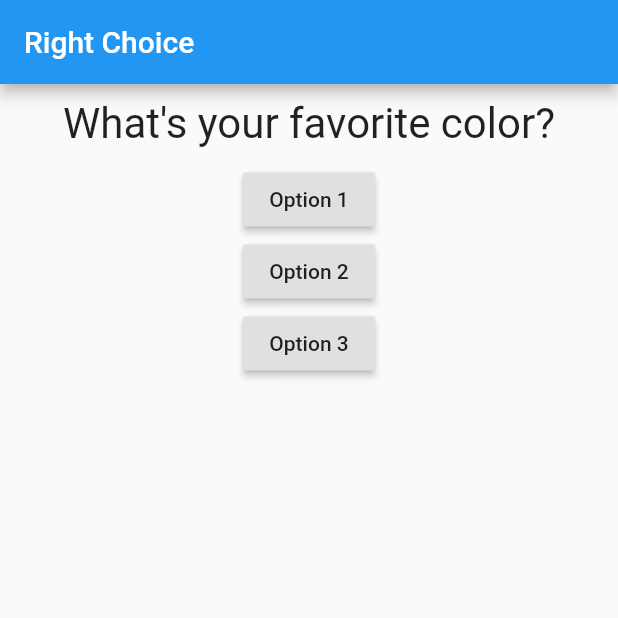
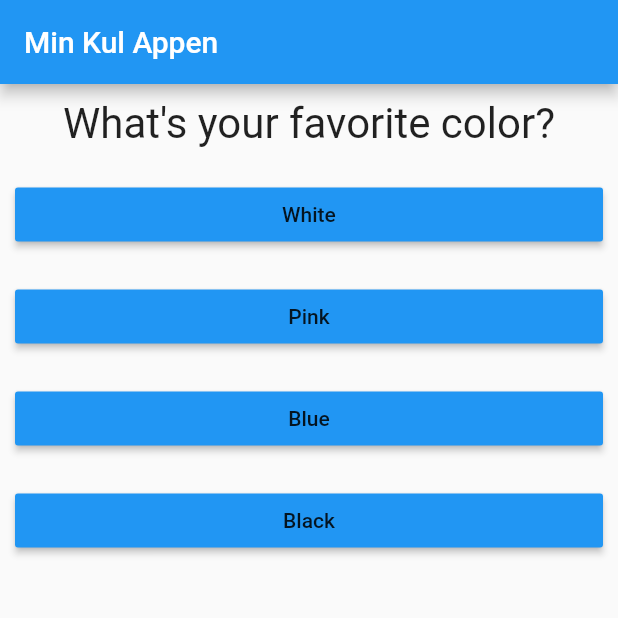
Before and after one commit to zaqturey/fgr_rightchoice, a Flutter app: the screen it shows after launch, on a phone screen of 412 x 824 dp, the top half of it. Run offline on Flutter 3.47's test engine with Material 2 defaults, Android fonts, the phone set to English and light mode, and no system bars.

Commit message:
Added 'question.dart' that implements 'Answer'(as a Custom Widget), Implemented 'CallBack' and 'Future', List<Map<String, Object>> and Spread Operator i.e. (...)

```diff
--- /dev/null
+++ b/lib/answer.dart
@@ -0,0 +1,31 @@
+import 'package:flutter/material.dart';
+
+class Answer extends StatelessWidget {
+
+  // Declaring a Property i.e. selectHandler
+  // that will hold a value of Function type
+  final Function selectHandler;
+
+  final String answerText;
+
+  // Below constructor accept two arguments i.e.
+  // 1. a Function >> which is a Future in this case
+  // Note: A 'Future' is basically an address/pointer to the actual function
+  // 2. a String >> Which is the Text that will be used to display on the 'Answer' widget
+  Answer(this.selectHandler, this.answerText);
+
+  @override
+  Widget build(BuildContext context) {
+    return Container(
+      width: double.infinity,
+      margin: EdgeInsets.all(10),
+      child: RaisedButton(
+        color: Colors.blue,
+        // Updated the Text widget to use 'answerText' as its value
+        child: Text(answerText),
+        // Assigning a Future to 'onPressed'
+        onPressed: selectHandler,
+      ),
+    );
+  }
+}
--- a/lib/main.dart
+++ b/lib/main.dart
@@ -1,5 +1,6 @@
 import 'package:flutter/material.dart';
 import './question.dart';
+import './answer.dart';
 
 void main() => runApp(MyApp());
 
@@ -27,33 +28,43 @@ class _MyAppState extends State<MyApp>{
   @override
   Widget build(BuildContext context) {
 
-    // List of Strings(Questions)
+    // List of MAP<String, Object>
     var questions = [
-      'What\'s your favorite color?',
-      'What\'s your favorite animal?',
-      'What\'s your favorite dish?'
+      {
+        'questionText' : 'What\'s your favorite color?',
+        'answers' : ['White', 'Pink', 'Blue', 'Black']
+      },
+      {
+        'questionText' : 'What\'s your favorite animal?',
+        'answers' : ['Lion', 'Owl', 'Swan', 'Monkey', 'Cow']
+      },
+      {
+        'questionText' : 'What\'s your favorite dish?',
+        'answers' : ['Malai Kofta', 'Dal Makhani', 'Dum Aloo']
+      }
     ];
 
     return MaterialApp(
       home: Scaffold(
         appBar: AppBar(
-          title: Text('Right Choice'),
+          title: Text('Min Kul Appen'),
         ),
         body: Column(
           children: [
-            Question(questions[_questionIndex]),
-            RaisedButton(
-              child: Text('Option 1'),
-              onPressed: _answerQuestion,
+            // Accessing the MAP Item based on the index i.e. '_questionIndex'
+            // and then fetching the VALUE based on the KEY in that item.
+            Question(
+              questions[_questionIndex]['questionText'],
             ),
-            RaisedButton(
-              child: Text('Option 2'),
-              onPressed: _answerQuestion,
-            ),
-            RaisedButton(
-              child: Text('Option 3'),
-              onPressed: _answerQuestion,
-            ),
+
+            // Accessing a MAP element from 'questions' LIST based on '_questionIndex'
+            // and than Accessing the 'List of Values' based on the 'answers' KEY in that MAP
+            // So we  will get this list i.e. --> questions[_questionIndex]['answers']
+            // Note: Using spread operator (...), we will append all the elements produced by
+            // 'toList()' method below to the 'Children:' list above.
+            ...(questions[_questionIndex]['answers'] as List<String>).map((answerelement) {
+              return Answer(_answerQuestion, answerelement);
+            }).toList()
           ],
         ),
       ),
```
Also changed, not shown: 1 other file.
